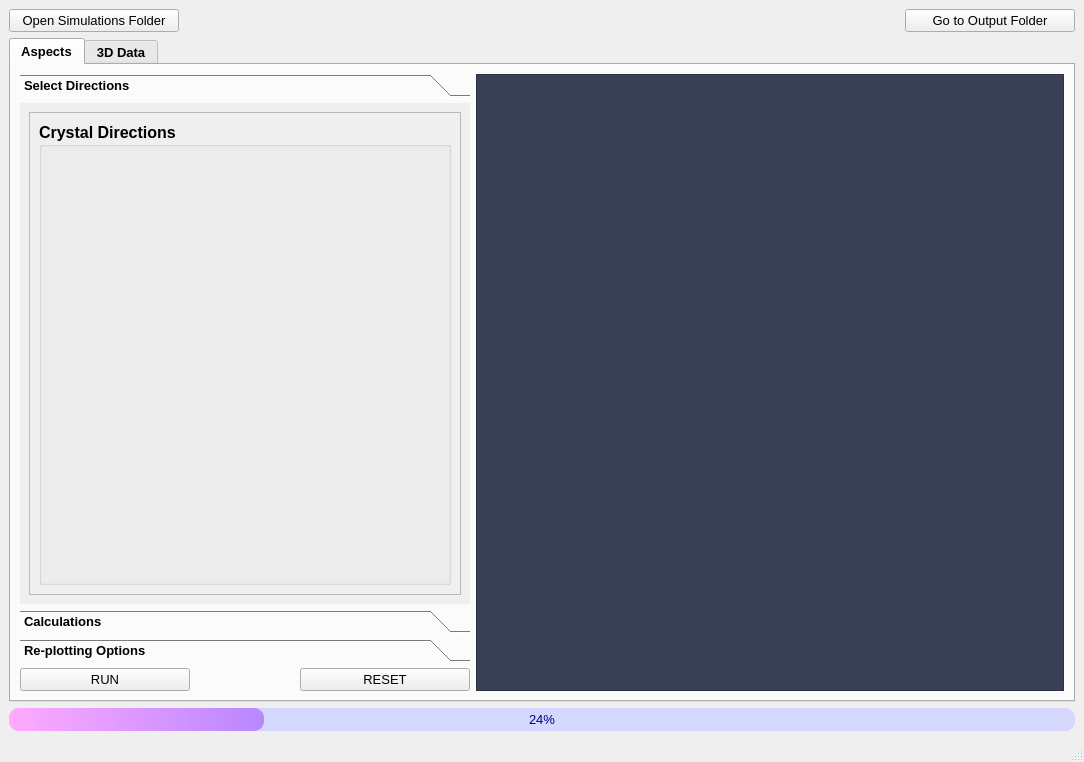
Before: the Qt Designer form CrystalAspects/GUI/InputWindow.ui in CrystalGrowerOrg/cgaspects, drawn with Qt 5.
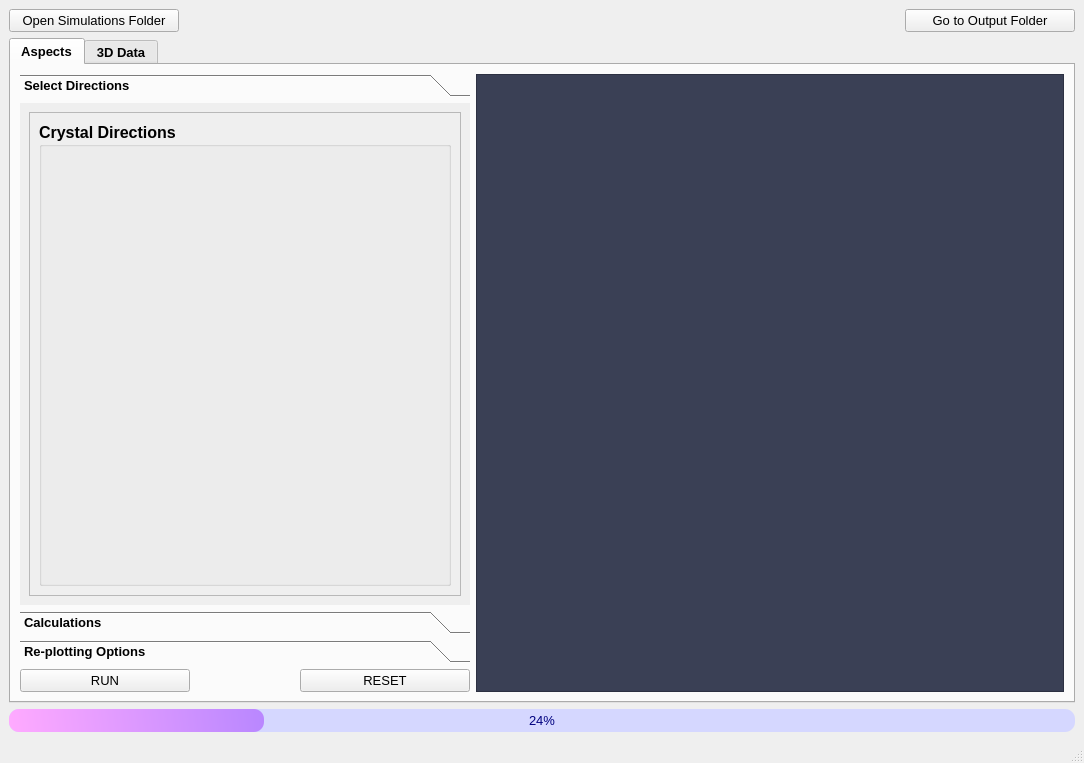
After: the same form once the commit is applied. The open tabs and pages were chosen to show the change. Icons and pictures are not drawn.

```diff
--- a/CrystalAspects/GUI/InputWindow.ui
+++ b/CrystalAspects/GUI/InputWindow.ui
@@ -10,7 +10,7 @@
     <x>0</x>
     <y>0</y>
     <width>1084</width>
-    <height>762</height>
+    <height>763</height>
    </rect>
   </property>
   <property name="font">
@@ -237,7 +237,7 @@
              <x>0</x>
              <y>0</y>
              <width>450</width>
-             <height>479</height>
+             <height>480</height>
             </rect>
            </property>
            <attribute name="label">
@@ -255,7 +255,7 @@
                  <x>0</x>
                  <y>0</y>
                  <width>424</width>
-                 <height>453</height>
+                 <height>454</height>
                 </rect>
                </property>
                <layout class="QGridLayout" name="gridLayout_8">
```
Left out of the diff: 264 changed lines with no effect on the pictures.
